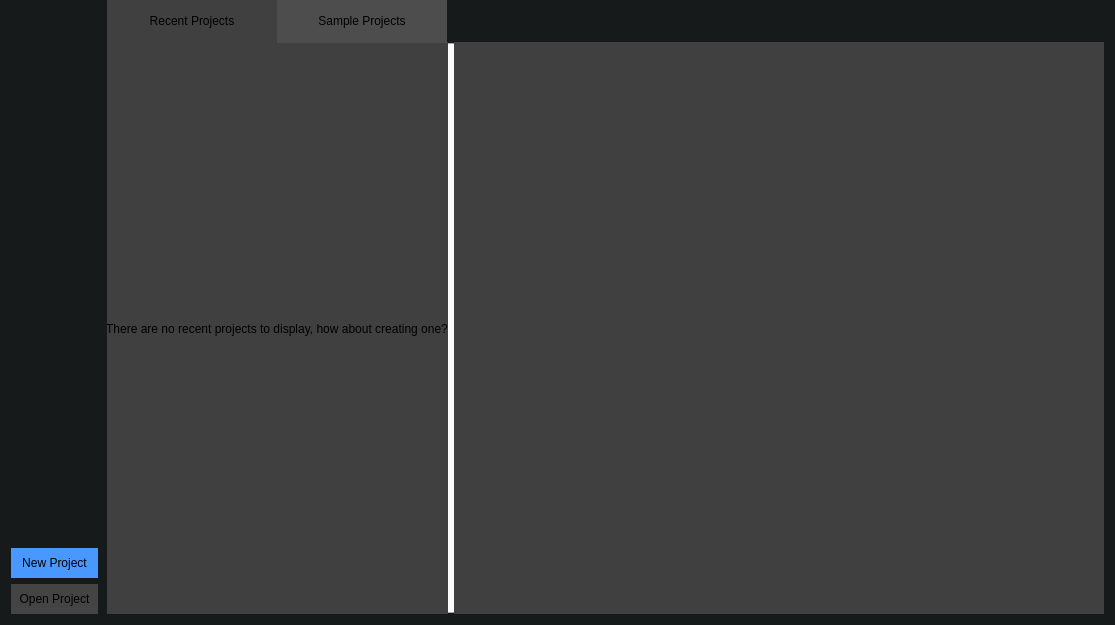
Before: the Qt Designer form src/dialogs/projectdialog.ui in jahshaka/Studio, drawn with Qt 5.
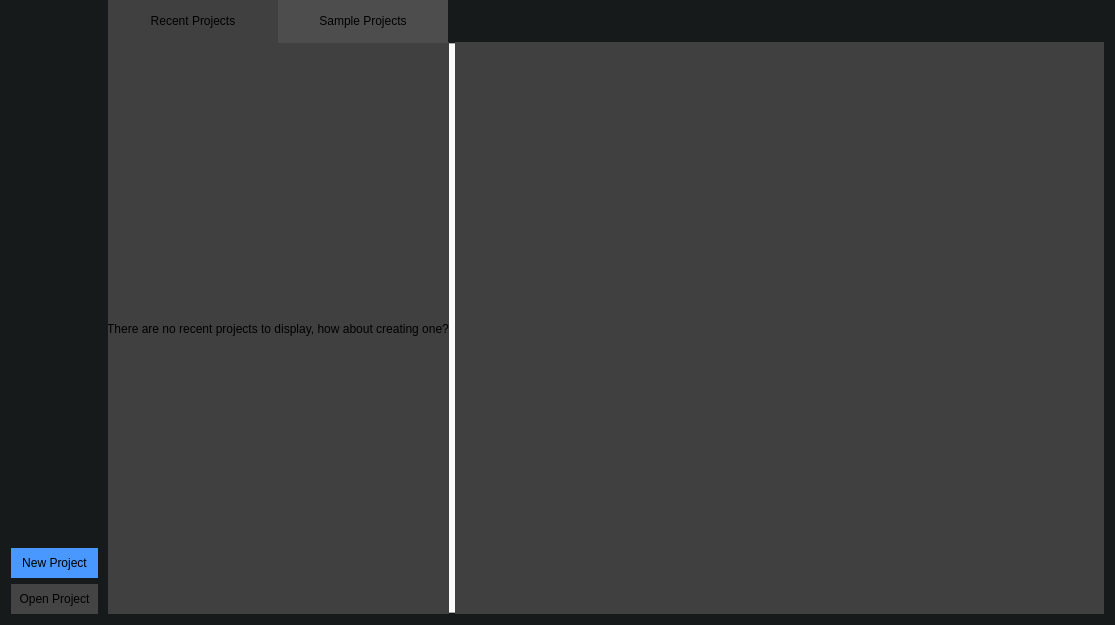
After: the same form once the commit is applied. Icons and pictures are not drawn.

Commit message: Update user facing dialogs

Patch:
```diff
--- a/src/dialogs/projectdialog.ui
+++ b/src/dialogs/projectdialog.ui
@@ -262,6 +262,9 @@
       <property name="topMargin">
        <number>0</number>
       </property>
+      <property name="rightMargin">
+       <number>10</number>
+      </property>
       <property name="bottomMargin">
        <number>0</number>
       </property>
```
The commit also changes 4 other files.
